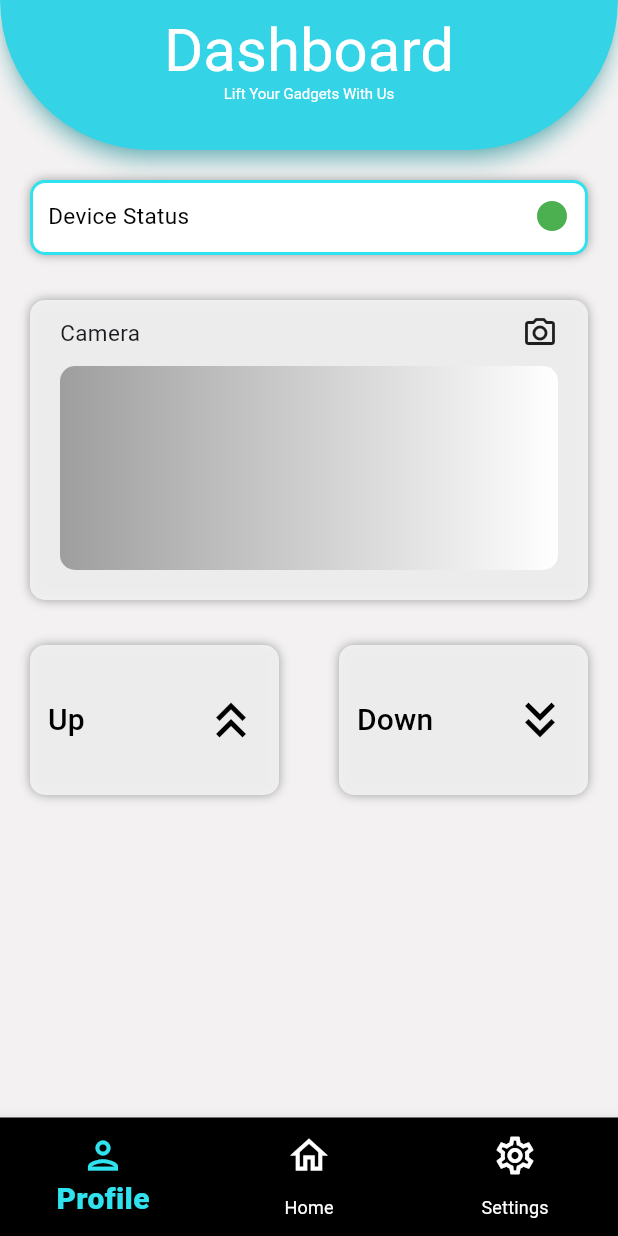
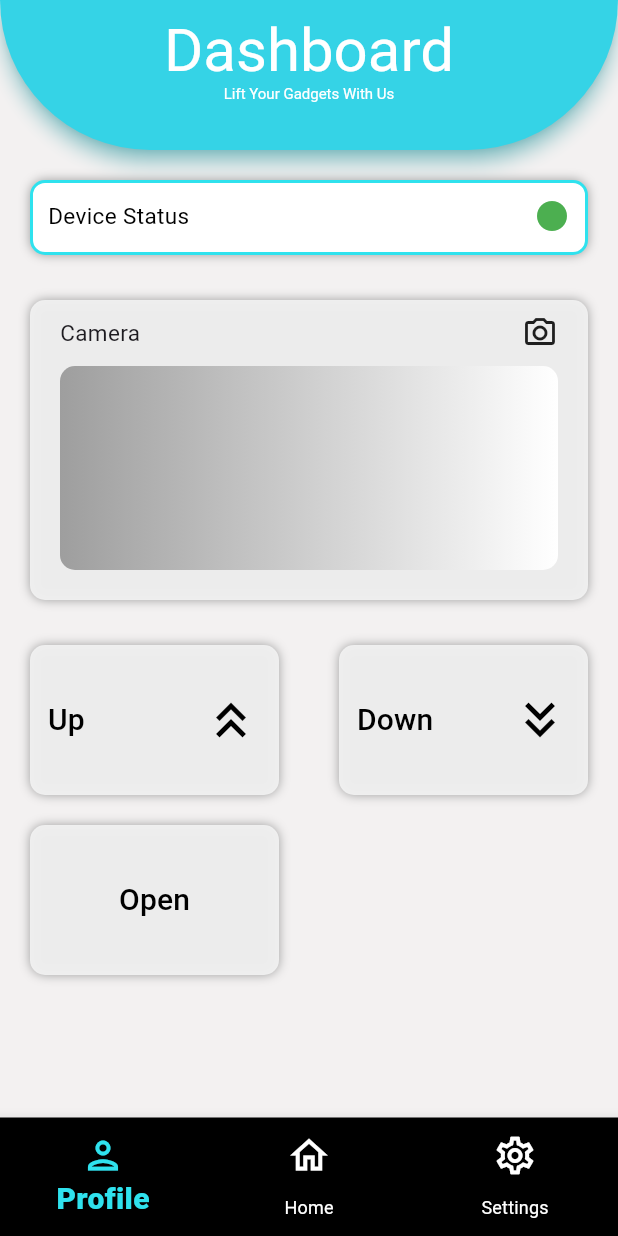
Before and after one commit to younes-damouna/gad-lift, a Flutter app: the screen it shows after launch, on a phone screen of 412 x 824 dp. Run offline on Flutter 3.47's test engine with Material 3 defaults, Android fonts, the phone set to English and light mode, and no system bars; our stand-ins replace google_fonts.

Commit message:
frontend: implemented open button

```diff
--- a/mobile_app/lib/screens/dashboard.screen.dart
+++ b/mobile_app/lib/screens/dashboard.screen.dart
@@ -1,6 +1,7 @@
 import 'package:flutter/material.dart';
 import 'package:mobile_app/widgets/app_bar.widget.dart';
 import 'package:mobile_app/widgets/camera_view.widget.dart';
+import 'package:mobile_app/widgets/common/custom_text_button.widget.dart';
 import 'package:mobile_app/widgets/common/section_title.dart';
 import 'package:mobile_app/widgets/common/secondary_button.widget.dart';
 import 'package:mobile_app/widgets/navigation.widget.dart';
@@ -73,10 +74,19 @@ class DashboardScreen extends StatelessWidget {
                 icon: Icons.keyboard_double_arrow_down,
               ),
             ],
+          ),
+            const Row(
+            children: [
+              CustomTextButton(
+                text: 'Open',
+
+              ),
+
+            ],
           )
         ],
       ),
-       bottomNavigationBar: const Navigation(),
+      bottomNavigationBar: const Navigation(),
     );
   }
 }
--- a/mobile_app/lib/widgets/common/custom_text_button.widget.dart
+++ b/mobile_app/lib/widgets/common/custom_text_button.widget.dart
@@ -0,0 +1,54 @@
+import 'package:flutter/material.dart';
+import 'package:mobile_app/widgets/common/button_title.widget.dart';
+
+class CustomTextButton extends StatefulWidget {
+  final String text;
+
+  const CustomTextButton({super.key, required this.text});
+
+  @override
+  State<CustomTextButton> createState() => _CustomTextButtonState();
+}
+
+class _CustomTextButtonState extends State<CustomTextButton> {
+  @override
+  Widget build(BuildContext context) {
+    return Container(
+      margin: const EdgeInsets.symmetric(vertical: 10, horizontal: 20),
+      width: (MediaQuery.of(context).size.width / 2) - 40,
+      height: 100,
+      decoration: const BoxDecoration(
+        color: Color(0xf1f1f1f1),
+        borderRadius: BorderRadius.all(Radius.circular(10)),
+        boxShadow: [
+          BoxShadow(
+            color: Colors.grey,
+            blurRadius: 5,
+            offset: Offset(0, 0),
+          ),
+        ],
+      ),
+      child: TextButton(
+        onPressed: () => {},
+        style: const ButtonStyle(
+          shape: MaterialStatePropertyAll(
+            RoundedRectangleBorder(borderRadius: BorderRadius.zero),
+          ),
+          overlayColor:
+              MaterialStatePropertyAll(Color.fromARGB(67, 47, 225, 238)),
+        ),
+        child: Row(
+          mainAxisAlignment: MainAxisAlignment.center,
+          children: [
+            ButtonTitle(
+              title: widget.text,
+              size: 20,
+              color: Colors.black,
+            ),
+
+          ],
+        ),
+      ),
+    );
+  }
+}
```
